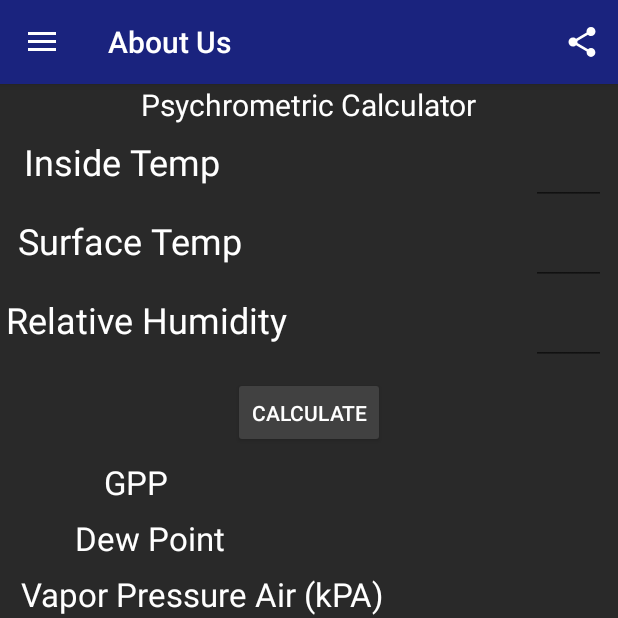
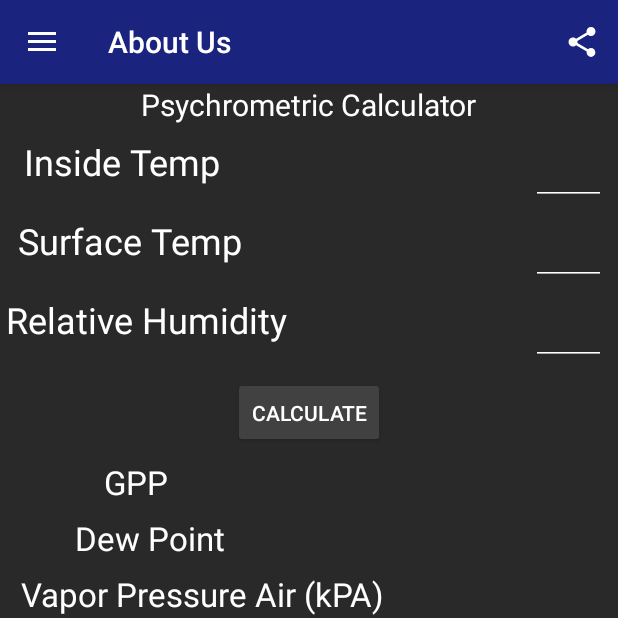
Before and after one commit to SCCapstone/DBK, an Android app: the fragment CalculatorFragment placed in its activity, on a phone screen of 412 x 824 dp, the top half of it. Run offline under Robolectric (Android 15) with nearby library versions, the phone set to English and light mode, and no system bars; our stand-ins replace Room's generated code; libraries missing offline, so code that uses them is left out: javax.measure.quantity, javax.measure.unit, org.jscience.physics; Roboto replaces fonts that are not available here; 8 statements that could not run were skipped.

Commit message:
edittext lines visible

```diff
--- a/app/src/main/res/layout/calculator_layout.xml
+++ b/app/src/main/res/layout/calculator_layout.xml
@@ -90,6 +90,7 @@
         android:singleLine="false"
         android:textColor="@color/white"
         android:textSize="18sp"
+        android:backgroundTint="@color/colorWhite"
         app:layout_constraintEnd_toEndOf="parent"
         app:layout_constraintTop_toBottomOf="@+id/textView3" />
 
@@ -103,6 +104,7 @@
         android:inputType="numberDecimal"
         android:textColor="@color/colorWhite"
         android:textSize="18sp"
+        android:backgroundTint="@color/colorWhite"
         app:layout_constraintEnd_toEndOf="parent"
         app:layout_constraintTop_toBottomOf="@+id/inside_temp" />
 
@@ -118,6 +120,7 @@
         android:inputType="numberDecimal"
         android:textColor="@color/colorWhite"
         android:textSize="18sp"
+        android:backgroundTint="@color/colorWhite"
         app:layout_constraintEnd_toEndOf="parent"
         app:layout_constraintTop_toBottomOf="@+id/surface_temp" />
 
```
